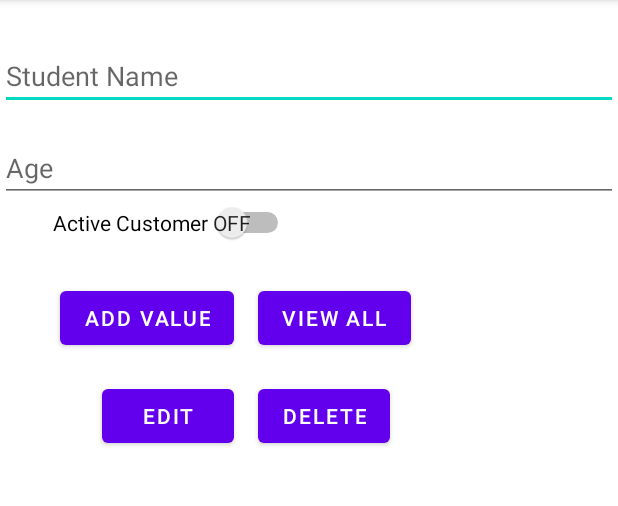
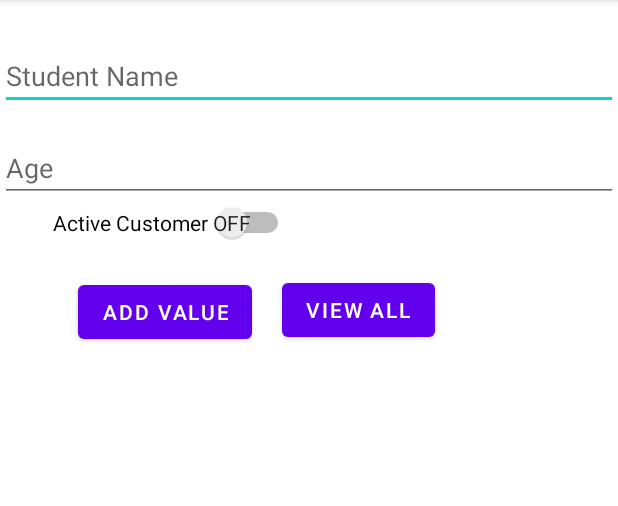
Before and after one commit to tayyabmaqsood/app-with-database, an Android app: the screen it shows after launch (MainActivity), on a phone screen of 412 x 824 dp, the part 84-590 px from its top. Run offline under Robolectric (Android 15) with nearby library versions, the phone set to English and light mode, and no system bars.

Commit message:
Edit and delete operation done on recycler view

```diff
--- a/app/src/main/java/haqnawaz/org/sqlitedb20211216/MainActivity.java
+++ b/app/src/main/java/haqnawaz/org/sqlitedb20211216/MainActivity.java
@@ -102,7 +102,7 @@ public class MainActivity extends AppCompatActivity {
     public void updateRecyclerView(){
         DbHelper dbHelper = new DbHelper(MainActivity.this);
         List<StudentModel> list = dbHelper.getAllStudents();
-        adapter = new MyAdapter(list, getApplicationContext());
+        adapter = new MyAdapter(list, MainActivity.this);
         recyclerView.setAdapter(adapter);
     }
 }
--- a/app/src/main/res/layout/activity_main.xml
+++ b/app/src/main/res/layout/activity_main.xml
@@ -50,8 +50,8 @@
         android:id="@+id/buttonAdd"
         android:layout_width="wrap_content"
         android:layout_height="wrap_content"
-        android:layout_marginStart="40dp"
-        android:layout_marginTop="188dp"
+        android:layout_marginStart="52dp"
+        android:layout_marginTop="184dp"
         android:text="@string/Add"
         app:layout_constraintStart_toStartOf="@+id/linearLayout"
         app:layout_constraintTop_toTopOf="parent" />
@@ -60,43 +60,23 @@
         android:id="@+id/buttonViewAll"
         android:layout_width="wrap_content"
         android:layout_height="wrap_content"
-        android:layout_marginStart="16dp"
-        android:layout_marginTop="9dp"
+        android:layout_marginStart="20dp"
+        android:layout_marginTop="8dp"
         android:text="@string/ButtonViewAll"
         app:layout_constraintStart_toEndOf="@+id/buttonAdd"
         app:layout_constraintTop_toBottomOf="@+id/linearLayout" />
 
-    <Button
-        android:id="@+id/editStudent"
-        android:layout_width="wrap_content"
-        android:layout_height="wrap_content"
-        android:onClick="editStudentfun"
-        android:text="Edit"
-        app:layout_constraintBaseline_toBaselineOf="@+id/deleteStudentbtn"
-        app:layout_constraintEnd_toEndOf="@+id/buttonAdd" />
-
-    <Button
-        android:id="@+id/deleteStudentbtn"
-        android:layout_width="wrap_content"
-        android:layout_height="wrap_content"
-        android:layout_marginTop="17dp"
-        android:onClick="deleteStudent"
-        android:text="Delete"
-        app:layout_constraintStart_toStartOf="@+id/buttonViewAll"
-        app:layout_constraintTop_toBottomOf="@+id/buttonViewAll" />
-
     <androidx.recyclerview.widget.RecyclerView
         android:id="@+id/studentRecyclerView"
-        android:layout_width="410dp"
+        android:layout_width="409dp"
         android:layout_height="429dp"
-        android:layout_marginTop="15dp"
         android:layout_marginBottom="25dp"
         android:verticalScrollbarPosition="defaultPosition"
         app:layout_constraintBottom_toBottomOf="parent"
         app:layout_constraintEnd_toEndOf="parent"
         app:layout_constraintHorizontal_bias="0.5"
         app:layout_constraintStart_toStartOf="parent"
-        app:layout_constraintTop_toBottomOf="@+id/editStudent" />
+        app:layout_constraintTop_toBottomOf="@+id/buttonAdd" />
 
 
 </androidx.constraintlayout.widget.ConstraintLayout>
```
Also changed, not shown: app/src/main/java/haqnawaz/org/sqlitedb20211216/MyAdapter.java (+64 -2 lines), app/src/main/res/layout/layout_dialog.xml (added, +42 -0 lines).
